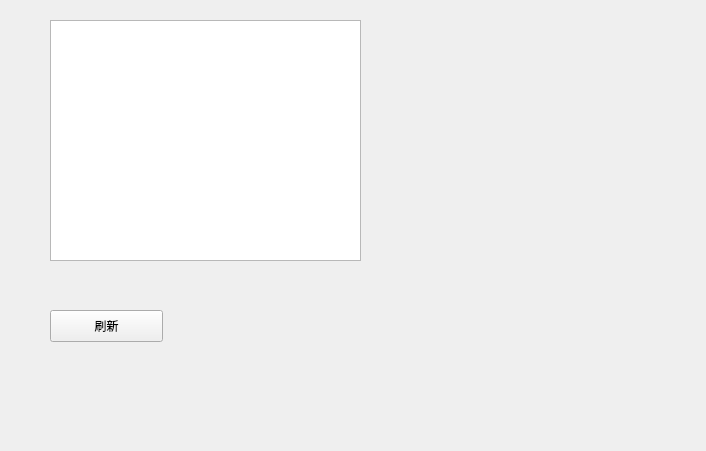
First picture: the form in kind.ui, repository wangkeyi203/lengku, before the edit.
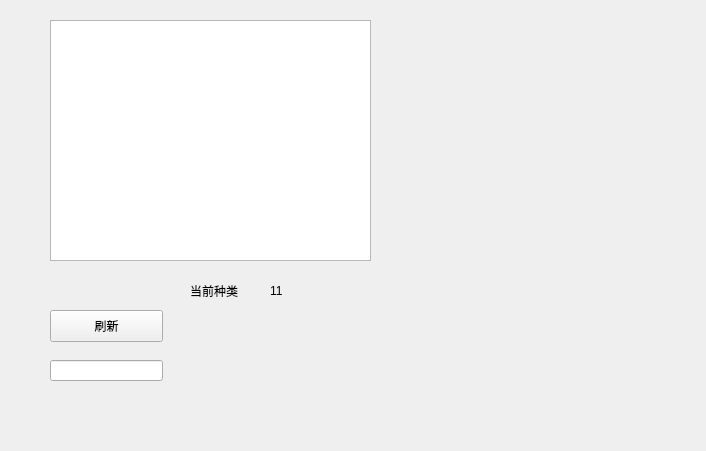
Second picture: the form after the edit.

Patch:
```diff
--- a/kind.ui
+++ b/kind.ui
@@ -18,7 +18,7 @@
     <rect>
      <x>50</x>
      <y>20</y>
-     <width>311</width>
+     <width>321</width>
      <height>241</height>
     </rect>
    </property>
@@ -36,6 +36,42 @@
     <string>刷新</string>
    </property>
   </widget>
+  <widget class="QLabel" name="kind_now">
+   <property name="geometry">
+    <rect>
+     <x>190</x>
+     <y>280</y>
+     <width>61</width>
+     <height>21</height>
+    </rect>
+   </property>
+   <property name="text">
+    <string>当前种类</string>
+   </property>
+  </widget>
+  <widget class="QLineEdit" name="kind">
+   <property name="geometry">
+    <rect>
+     <x>50</x>
+     <y>360</y>
+     <width>113</width>
+     <height>21</height>
+    </rect>
+   </property>
+  </widget>
+  <widget class="QLabel" name="kind_now_2">
+   <property name="geometry">
+    <rect>
+     <x>270</x>
+     <y>280</y>
+     <width>61</width>
+     <height>21</height>
+    </rect>
+   </property>
+   <property name="text">
+    <string>11</string>
+   </property>
+  </widget>
  </widget>
  <resources/>
  <connections/>
```
